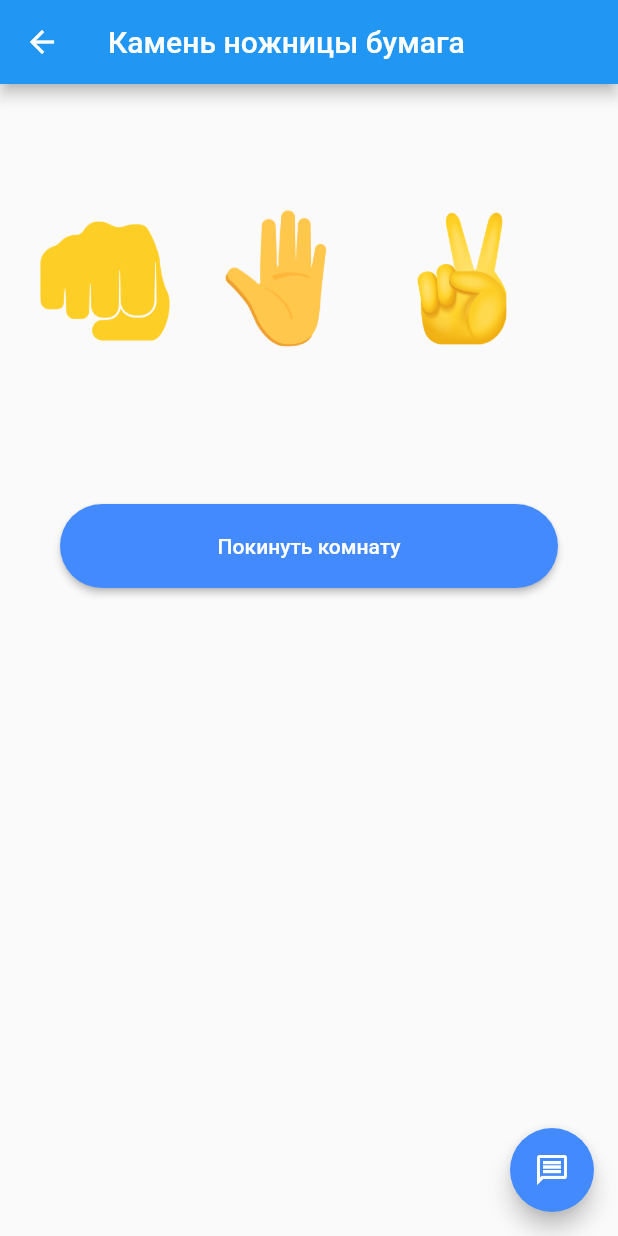
After one commit to EgorBud/OC, a Flutter app: the ScisorsScreen screen opened by its route, on a phone screen of 412 x 824 dp. The commit adds this screen. Run offline on Flutter 3.47's test engine with Material 2 defaults, Android fonts, the phone set to English and light mode, and no system bars; our stand-ins replace get_it.

Commit message:
complete rps

```diff
--- a/UltraGames/frontend/lib/main.dart
+++ b/UltraGames/frontend/lib/main.dart
@@ -1,4 +1,5 @@
 import 'package:frontend/locator.dart';
+import 'package:frontend/screens/scisors.dart';
 import 'package:frontend/services/navigation_service.dart';
 import 'package:provider/provider.dart';
 
--- a/UltraGames/frontend/lib/routes.dart
+++ b/UltraGames/frontend/lib/routes.dart
@@ -5,9 +5,11 @@ import 'package:frontend/screens/enter_the_room.dart';
 import 'package:frontend/screens/home.dart';
 import 'package:frontend/screens/random_game.dart';
 import 'package:frontend/screens/register.dart';
+import 'package:frontend/screens/scisors.dart';
 import 'package:frontend/screens/sign_in.dart';
 import 'package:frontend/screens/ticktacktoe.dart';
 import 'package:frontend/screens/waiting_room.dart';
+
 
 final Map<String, WidgetBuilder> routes = {
   SignInScreen.routeName: (context) => const SignInScreen(),
@@ -18,5 +20,6 @@ final Map<String, WidgetBuilder> routes = {
   EnterTheRoomScreen.routeName: (context) => EnterTheRoomScreen(),
   RandomGameScreen.routeName: (context) => RandomGameScreen(),
   TickTackToeScreen.routeName: (context) => TickTackToeScreen(),
+  ScisorsScreen.routeName: (context) => ScisorsScreen(),
   ChatScreen.routeName: (context) => const ChatScreen(),
 };
--- a/UltraGames/frontend/lib/screens/create_room.dart
+++ b/UltraGames/frontend/lib/screens/create_room.dart
@@ -18,7 +18,7 @@ class _CreateRoomScreenState extends State<CreateRoomScreen> {
 
   List<CreateRoom> rooms = [
     CreateRoom(task: "ticroom", label: "Крестики нолики"),
-    CreateRoom(task: "rpsroom", label: "Камень ножницы бумага")
+    CreateRoom(task: "rpcroom", label: "Камень ножницы бумага")
   ];
   late CreateRoom selectedItem = rooms[0];
 
--- /dev/null
+++ b/UltraGames/frontend/lib/screens/scisors.dart
@@ -0,0 +1,141 @@
+import 'dart:convert';
+
+import 'package:flutter/material.dart';
+import 'package:frontend/components/showMessage.dart';
+import 'package:frontend/locator.dart';
+import 'package:frontend/providers/socket_provider.dart';
+import 'package:frontend/screens/chat.dart';
+import 'package:frontend/services/navigation_service.dart';
+import 'package:provider/provider.dart';
+
+class ScisorsScreen extends StatefulWidget {
+   ScisorsScreen({super.key});
+
+  static String routeName = "/scisors";
+
+  @override
+  _ScisorsScreenState createState() => _ScisorsScreenState();
+}
+
+class _ScisorsScreenState extends State<ScisorsScreen> {
+  final NavigationService navigationService = locator<NavigationService>();
+
+  @override
+  Widget build(BuildContext context) {
+    final socketRead = context.read<SocketProvider>();
+    final socketWatch = context.watch<SocketProvider>();
+
+    return Scaffold(
+      appBar: AppBar(
+        title: const Text("Камень ножницы бумага"),
+      ),
+      body: SafeArea(
+        child: Center(
+          child: Column(
+            mainAxisAlignment: MainAxisAlignment.start,
+            children: [
+
+              SizedBox(height: 80),
+              Row(children: [
+                SizedBox(width: 20),
+                InkWell(
+                  onTap: () {
+                    socketRead.setContext(context);
+
+                    dynamic message = {
+                      "choise" : "1",
+                    };
+                    socketRead.write(jsonEncode(message));
+                  }, // Handle your callback.
+                  child: Ink(
+                    height: 100,
+                    width: 100,
+                    decoration: BoxDecoration(
+                      image: DecorationImage(
+                        image: AssetImage('images/rock.png'),
+                        fit: BoxFit.cover,
+                      ),
+                    ),
+                  ),
+                ),
+                SizedBox(width: 20),
+                InkWell(
+                  onTap: () {
+                    socketRead.setContext(context);
+
+                    dynamic message = {
+                      "choise" : "2",
+                    };
+                    socketRead.write(jsonEncode(message));
+                  }, // Handle your callback.
+                  child: Ink(
+                    height: 100,
+                    width: 100,
+                    decoration: BoxDecoration(
+                      image: DecorationImage(
+                        image: AssetImage('images/paper.png'),
+                        fit: BoxFit.cover,
+                      ),
+                    ),
+                  ),
+                ),
+                SizedBox(width: 20),
+                InkWell(
+                  onTap: () {
+                    socketRead.setContext(context);
+
+                    dynamic message = {
+                      "choise" : "3",
+                    };
+                    socketRead.write(jsonEncode(message));
+                  }, // Handle your callback.
+                  child: Ink(
+                    height: 100,
+                    width: 100,
+                    decoration: BoxDecoration(
+                      image: DecorationImage(
+                        image: AssetImage('images/scissors.png'),
+                        fit: BoxFit.cover,
+                      ),
+                    ),
+                  ),
+                )
+              ],),
+              SizedBox(height: 100),
+              Padding(
+                padding: const EdgeInsets.only(left: 40.0, right: 40),
+                child: ElevatedButton(
+                  onPressed: () {
+                    dynamic request = {
+                      "task": "leave"
+                    };
+
+                    socketRead.write(jsonEncode(request));
+                  },
+                  style: ElevatedButton.styleFrom(
+                      backgroundColor: Colors.blueAccent,
+                      minimumSize: const Size(double.infinity, 56),
+                      shape: const RoundedRectangleBorder(
+                          borderRadius: BorderRadius.all(Radius.circular(50)))),
+                  child: const Text("Покинуть комнату"),
+                ),
+              ),
+            ],
+          ),
+        ),
+      ),
+      floatingActionButton: FloatingActionButton(
+          onPressed: () {
+            socketRead.notifyCheck();
+            navigationService.navigateTo(ChatScreen.routeName);
+          },
+          backgroundColor: Colors.blueAccent,
+          child: socketWatch.notify
+              ? Badge(
+              label: Text("${socketWatch.countMessage}"),
+              child: const Icon(Icons.message_outlined))
+              : const Icon(Icons.message_outlined)),
+      floatingActionButtonLocation: FloatingActionButtonLocation.endFloat,
+    );
+  }
+}
--- a/UltraGames/frontend/pubspec.yaml
+++ b/UltraGames/frontend/pubspec.yaml
@@ -26,3 +26,6 @@ dev_dependencies:
 
 flutter:
   uses-material-design: true
+
+  assets:
+    - images/
```
Also changed, not shown: UltraGames/frontend/lib/providers/socket_provider.dart (+46 -2 lines), UltraGames/frontend/images/background.png (added), UltraGames/frontend/images/paper.png (added), UltraGames/frontend/images/preview/preview.png (added), UltraGames/frontend/images/rock.png (added), UltraGames/frontend/images/scissors.png (added), 2 other files.
